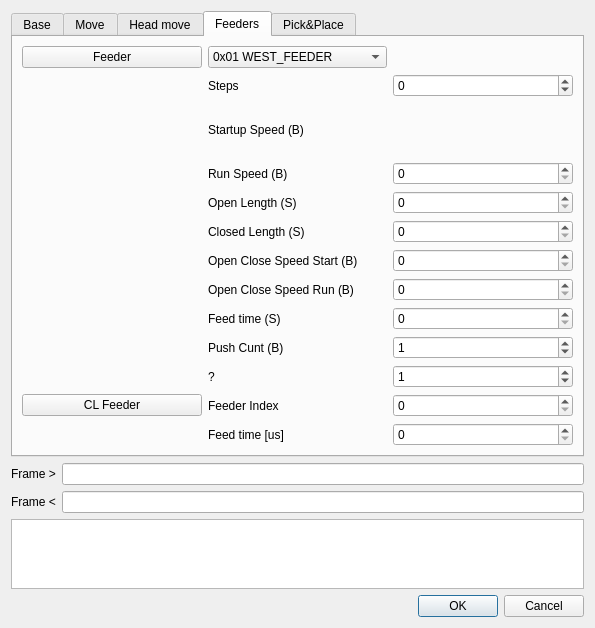
Before: the Qt Designer form source/smallsmt-openpnp-server/dialogplayground.ui in jarekkt/smallsmt-openpnp, drawn with Qt 5.
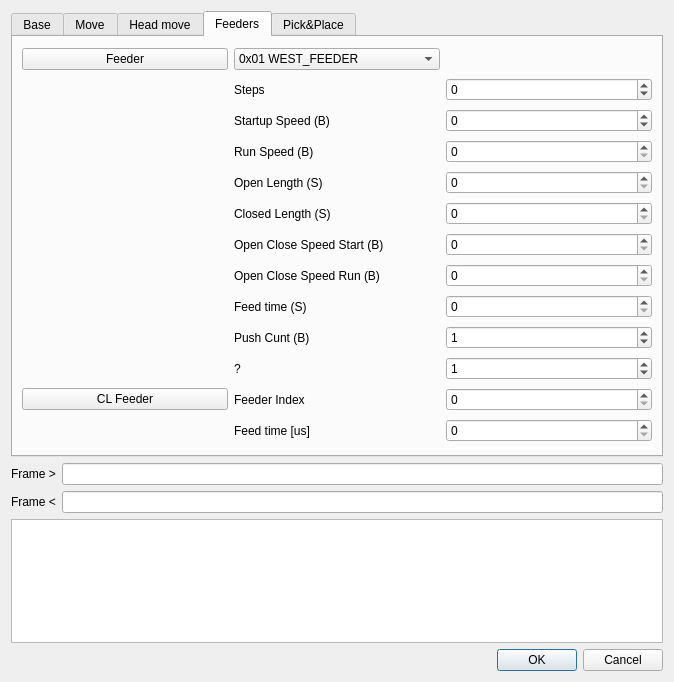
After: the same form once the commit is applied. The open tabs and pages were chosen to show the change.

What changed in the file:
```diff
--- a/source/smallsmt-openpnp-server/dialogplayground.ui
+++ b/source/smallsmt-openpnp-server/dialogplayground.ui
@@ -6,8 +6,8 @@
    <rect>
     <x>0</x>
     <y>0</y>
-    <width>586</width>
-    <height>589</height>
+    <width>674</width>
+    <height>682</height>
    </rect>
   </property>
   <property name="windowTitle">
@@ -1015,6 +1015,16 @@
          </property>
         </widget>
        </item>
+       <item row="2" column="2">
+        <widget class="QSpinBox" name="fSs">
+         <property name="minimum">
+          <number>-1000000</number>
+         </property>
+         <property name="maximum">
+          <number>1000000</number>
+         </property>
+        </widget>
+       </item>
       </layout>
      </widget>
      <widget class="QWidget" name="tab">
```
Left out of the diff: 9 changed lines with no effect on the pictures.
